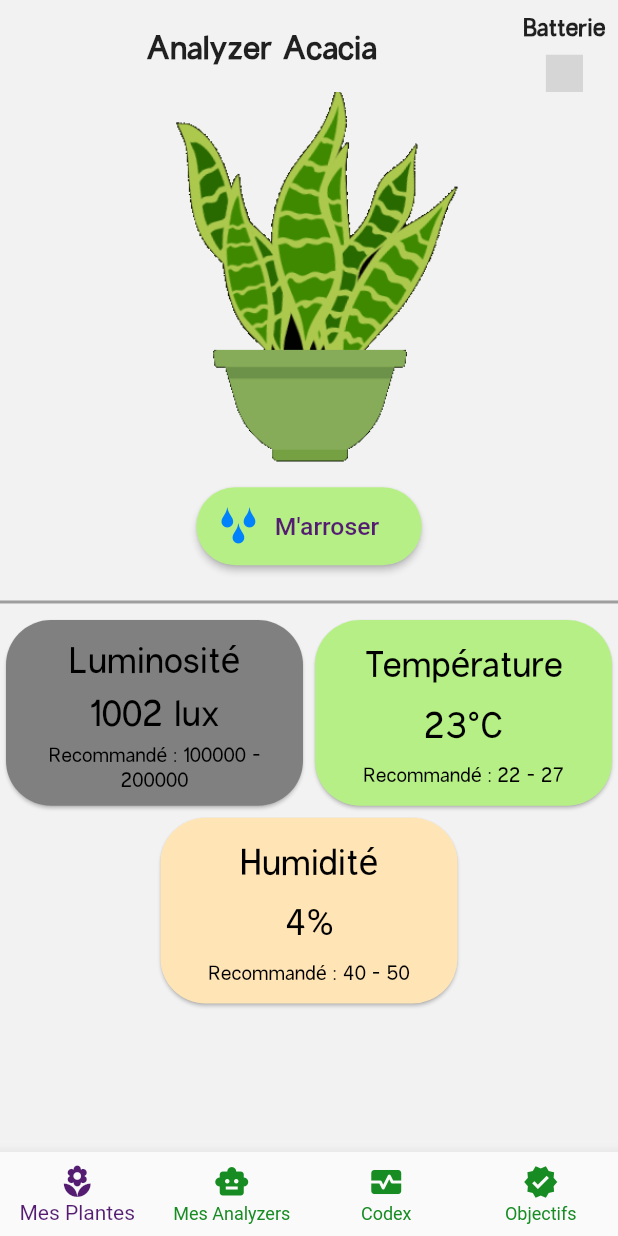
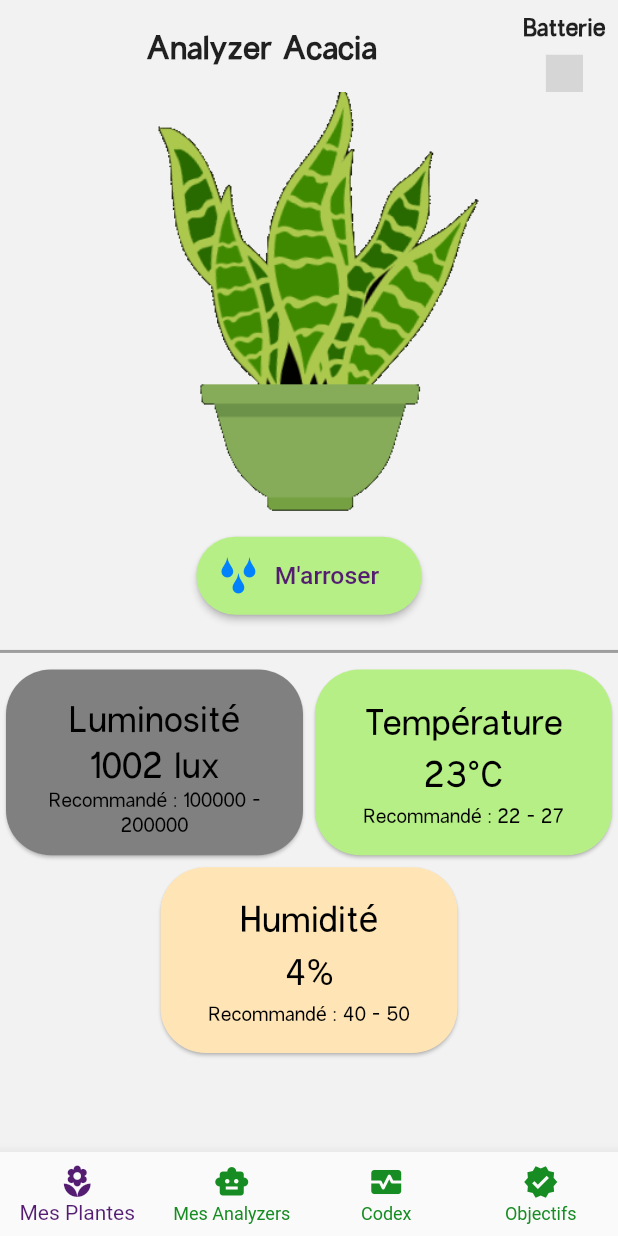
Before and after one commit to SoulPot/mobile, a Flutter app: the screen it shows after launch, on a phone screen of 412 x 824 dp. Run offline on Flutter 3.47's test engine with Material 2 defaults, Android fonts, the phone set to English and light mode, and no system bars; our stand-ins replace auth_buttons, firebase_auth, firebase_core, flutter_blue_plus, google_sign_in, im_stepper and 3 more; missing offline and left inert: battery_indicator, flutter_facebook_auth, network_info_plus, wifi_scan; accounts and stored records are empty; grey boxes are pictures that could not be loaded.

Commit message:
aerfvbouze
vgtyaeougv

```diff
--- a/lib/views/plants_views/plants_view.dart
+++ b/lib/views/plants_views/plants_view.dart
@@ -77,7 +77,7 @@ class _PlantsViewState extends State<PlantsView> {
             Center(
               child: Image.asset(
                 "assets/images/plant1.gif",
-                height: 30.h,
+                height: 34.h,
               ),
             ),
             Padding(
--- a/lib/widgets/CardInfoPlant.dart
+++ b/lib/widgets/CardInfoPlant.dart
@@ -31,7 +31,7 @@ class _CardInfoPlantState extends State<CardInfoPlant> {
           borderRadius: BorderRadius.circular(30),
         ),
         child: Padding(
-          padding: EdgeInsets.symmetric(vertical: 1.h, horizontal: 1.w),
+          padding: EdgeInsets.symmetric(vertical: 2.h, horizontal: 1.w),
           child: Column(
             mainAxisAlignment: MainAxisAlignment.spaceAround,
             children: [
```
